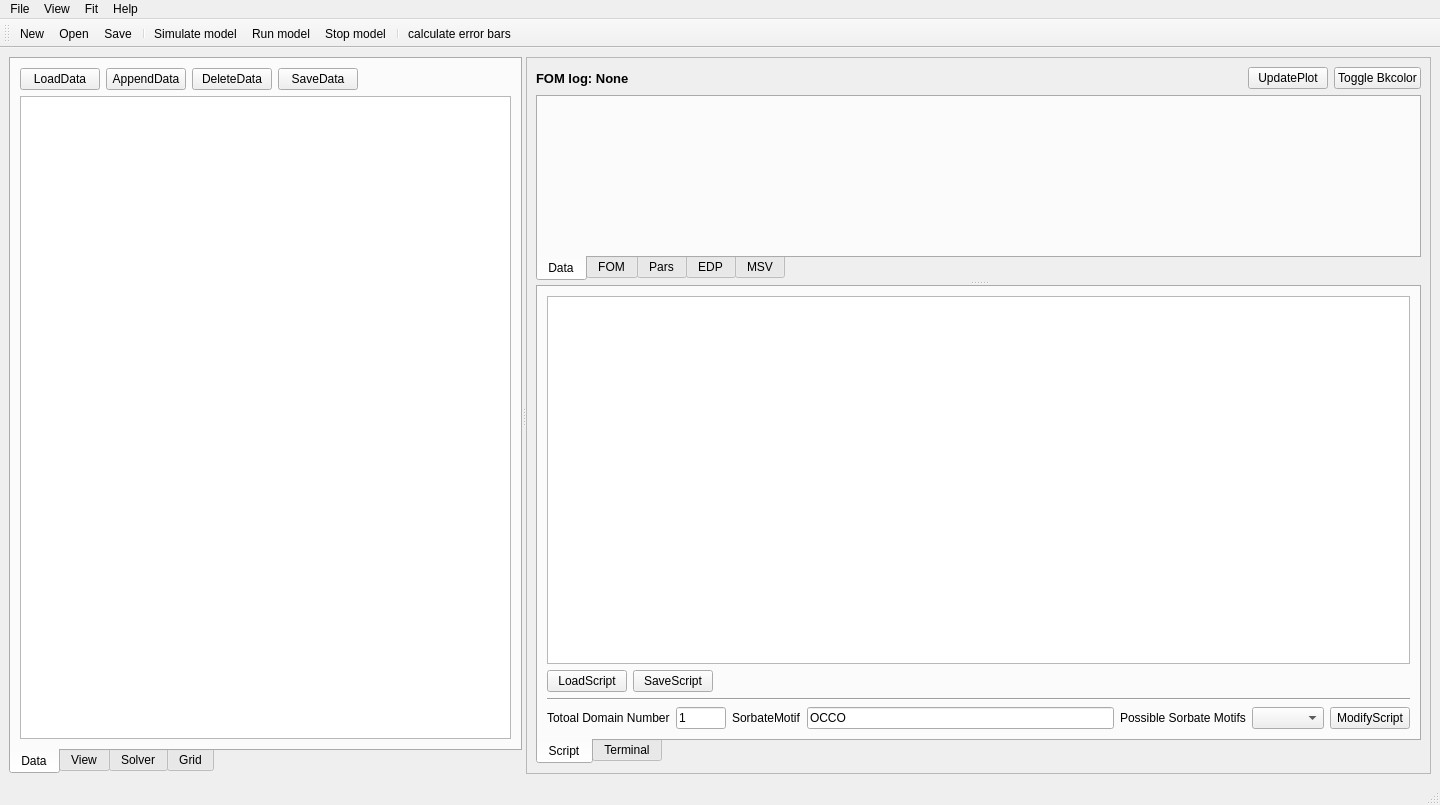
jackey-qiu/DaFy, file projects/superrod/superrod3.ui: the form before one commit.
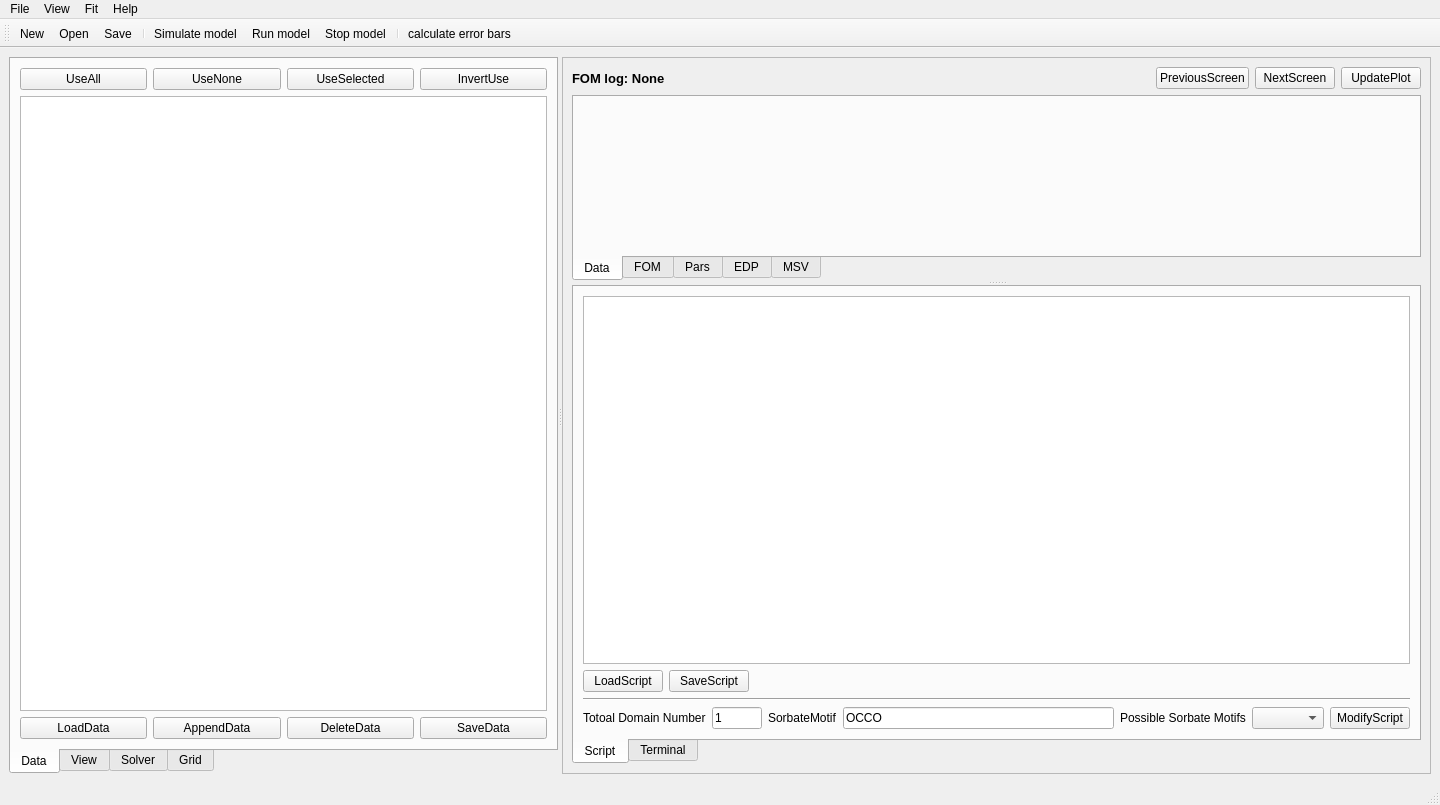
The form after the commit. The open tabs and pages were chosen to show the change. Icons and pictures are not drawn. Custom widgets are drawn as their Qt base class.

Commit message: add different modes for fit data/fit parameter selection; split into multiple screens to show many figures

The edit to the form file:
```diff
--- a/projects/superrod/superrod3.ui
+++ b/projects/superrod/superrod3.ui
@@ -40,13 +40,61 @@
         <enum>QTabWidget::South</enum>
        </property>
        <property name="currentIndex">
-        <number>3</number>
+        <number>0</number>
        </property>
        <widget class="QWidget" name="tab_5">
         <attribute name="title">
          <string>Data</string>
         </attribute>
         <layout class="QVBoxLayout" name="verticalLayout_2">
+         <item>
+          <layout class="QHBoxLayout" name="horizontalLayout_17">
+           <item>
+            <widget class="QPushButton" name="pushButton_use_all">
+             <property name="text">
+              <string>UseAll</string>
+             </property>
+            </widget>
+           </item>
+           <item>
+            <widget class="QPushButton" name="pushButton_use_none">
+             <property name="text">
+              <string>UseNone</string>
+             </property>
+            </widget>
+           </item>
+           <item>
+            <widget class="QPushButton" name="pushButton_use_selected">
+             <property name="text">
+              <string>UseSelected</string>
+             </property>
+            </widget>
+           </item>
+           <item>
+            <widget class="QPushButton" name="pushButton_invert_use">
+             <property name="text">
+              <string>InvertUse</string>
+             </property>
+            </widget>
+           </item>
+          </layout>
+         </item>
+         <item>
+          <widget class="QTableWidget" name="tableWidget_data">
+           <property name="sizePolicy">
+            <sizepolicy hsizetype="Expanding" vsizetype="Expanding">
+             <horstretch>0</horstretch>
+             <verstretch>0</verstretch>
+            </sizepolicy>
+           </property>
+           <property name="maximumSize">
+            <size>
+             <width>4200</width>
+             <height>16777215</height>
+            </size>
+           </property>
+          </widget>
+         </item>
          <item>
           <layout class="QHBoxLayout" name="horizontalLayout_2">
            <property name="sizeConstraint">
@@ -80,37 +128,8 @@
              </property>
             </widget>
            </item>
-           <item>
-            <spacer name="horizontalSpacer_4">
-             <property name="orientation">
-              <enum>Qt::Horizontal</enum>
-             </property>
-             <property name="sizeHint" stdset="0">
-              <size>
-               <width>40</width>
-               <height>20</height>
-              </size>
-             </property>
-            </spacer>
-           </item>
           </layout>
          </item>
-         <item>
-          <widget class="QTableWidget" name="tableWidget_data">
-           <property name="sizePolicy">
-            <sizepolicy hsizetype="Expanding" vsizetype="Expanding">
-             <horstretch>0</horstretch>
-             <verstretch>0</verstretch>
-            </sizepolicy>
-           </property>
-           <property name="maximumSize">
-            <size>
-             <width>4200</width>
-             <height>16777215</height>
-            </size>
-           </property>
-          </widget>
-         </item>
         </layout>
        </widget>
        <widget class="QWidget" name="tab_6">
@@ -185,7 +204,53 @@
         </attribute>
         <layout class="QVBoxLayout" name="verticalLayout_8">
          <item>
-          <widget class="QTableWidget" name="tableWidget_pars"/>
+          <layout class="QHBoxLayout" name="horizontalLayout_16">
+           <item>
+            <widget class="QPushButton" name="pushButton_fit_all">
+             <property name="text">
+              <string>FitAll</string>
+             </property>
+            </widget>
+           </item>
+           <item>
+            <widget class="QPushButton" name="pushButton_fit_none">
+             <property name="text">
+              <string>FitNone</string>
+             </property>
+            </widget>
+           </item>
+           <item>
+            <widget class="QPushButton" name="pushButton_fit_selected">
+             <property name="text">
+              <string>FitSelected</string>
+             </property>
+            </widget>
+           </item>
+           <item>
+            <widget class="QPushButton" name="pushButton_fit_next_5">
+             <property name="text">
+              <string>FitNext5</string>
+             </property>
+            </widget>
+           </item>
+           <item>
+            <widget class="QPushButton" name="pushButton_invert_fit">
+             <property name="text">
+              <string>InvertFit</string>
+             </property>
+            </widget>
+           </item>
+          </layout>
+         </item>
+         <item>
+          <widget class="QTableWidget" name="tableWidget_pars">
+           <property name="sizePolicy">
+            <sizepolicy hsizetype="Expanding" vsizetype="Expanding">
+             <horstretch>0</horstretch>
+             <verstretch>0</verstretch>
+            </sizepolicy>
+           </property>
+          </widget>
          </item>
          <item>
           <layout class="QHBoxLayout" name="horizontalLayout_14">
@@ -292,6 +357,20 @@
             </property>
            </spacer>
           </item>
+          <item>
+           <widget class="QPushButton" name="pushButton_previous_screen">
+            <property name="text">
+             <string>PreviousScreen</string>
+            </property>
+           </widget>
+          </item>
+          <item>
+           <widget class="QPushButton" name="pushButton_next_screen">
+            <property name="text">
+             <string>NextScreen</string>
+            </property>
+           </widget>
+          </item>
           <item>
            <widget class="QPushButton" name="pushButton_update_plot">
             <property name="text">
@@ -299,13 +378,6 @@
             </property>
            </widget>
           </item>
-          <item>
-           <widget class="QPushButton" name="pushButton_toggle_bkg_color">
-            <property name="text">
-             <string>Toggle Bkcolor</string>
-            </property>
-           </widget>
-          </item>
          </layout>
         </item>
         <item>
@@ -327,7 +399,7 @@
             <enum>QTabWidget::South</enum>
            </property>
            <property name="currentIndex">
-            <number>3</number>
+            <number>0</number>
            </property>
            <widget class="QWidget" name="tab">
             <attribute name="title">
```
The commit also changes 3 other files.
